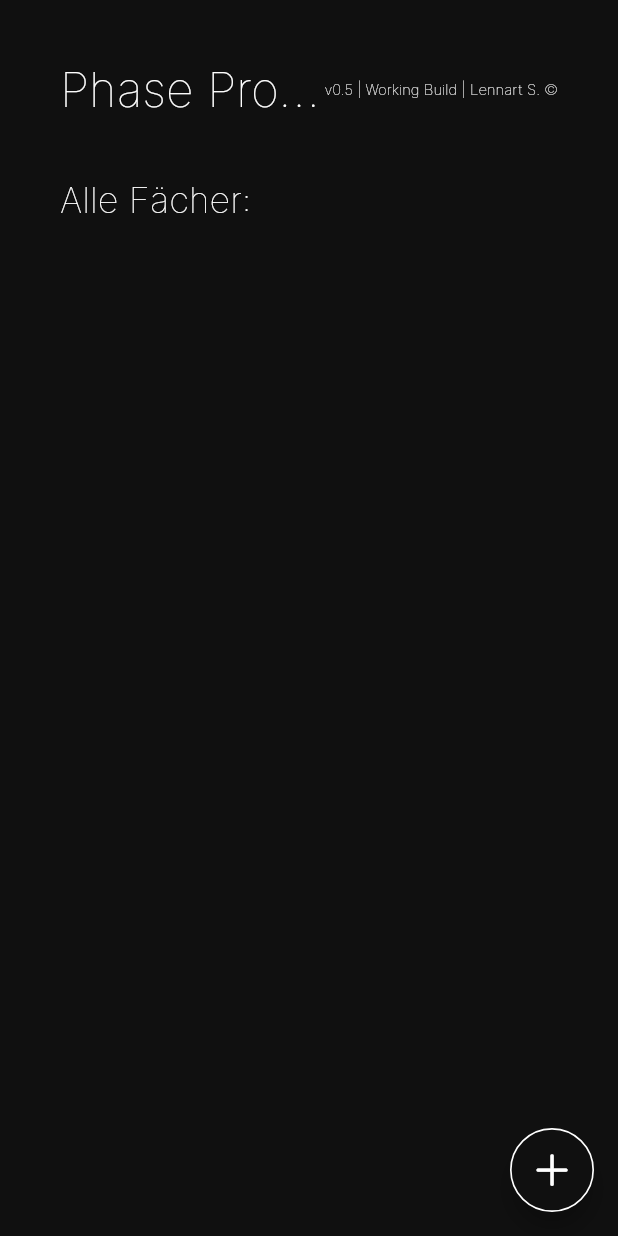
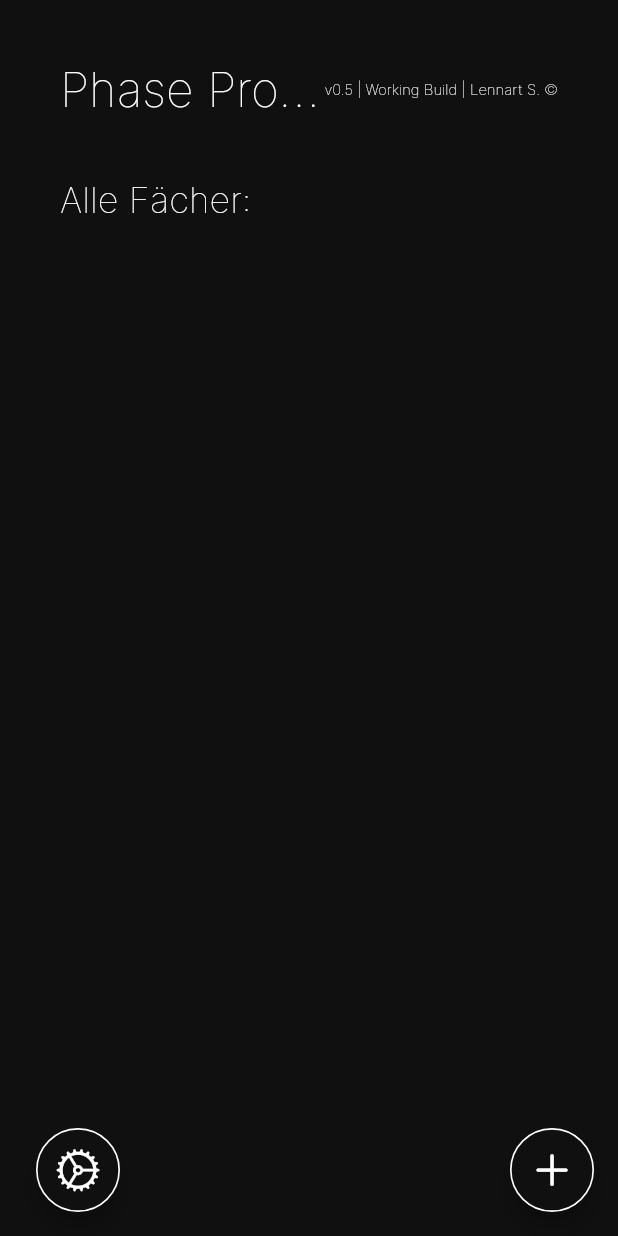
Before and after one commit to LennartSchuermann/Phase-Project, a Flutter app: the HomeScreen screen opened directly, on a phone screen of 412 x 824 dp. Run offline on Flutter 3.47's test engine with Material 2 defaults, Android fonts, the phone set to English and light mode, and no system bars; our stand-ins replace file_picker; missing offline and left inert: window_manager.

```diff
--- a/phase_project/lib/screens/home_screen.dart
+++ b/phase_project/lib/screens/home_screen.dart
@@ -6,6 +6,7 @@ import 'package:phase_project/design.dart';
 import 'package:phase_project/prefabs.dart';
 import 'package:phase_project/screens/modul_edit_screen.dart';
 import 'package:phase_project/screens/modul_screen.dart';
+import 'package:phase_project/screens/settings_screen.dart';
 
 import '../classes/modul_podo.dart';
 import '../logic/file_handling.dart';
@@ -284,7 +285,44 @@ class _HomeScreenState extends State<HomeScreen> {
                 ],
               ),
             ),
-            floatingActionButton: FloatingActionButton(
+            floatingActionButton: Stack(
+              children: [
+                Padding(
+                  padding: const EdgeInsets.only(left: kDefaultPadding),
+                  child: Align(
+                    alignment: Alignment.bottomLeft,
+                    child: FloatingActionButton(
+                      heroTag: null,
+                      onPressed: () {
+                        Navigator.push(
+                          context,
+                          MaterialPageRoute(
+                              builder: (context) => const SettingsScreen()),
+                        );
+                      },
+                      backgroundColor: kBackgroundColor,
+                      foregroundColor: kFontColor,
+                      child: Stack(children: [
+                        const Center(
+                            child: Icon(CupertinoIcons.settings, size: 30.0)),
+                        Container(
+                          decoration: BoxDecoration(
+                            border: Border.all(
+                              color: kFontColor,
+                              width: 1.1,
+                            ),
+                            borderRadius: const BorderRadius.all(
+                              Radius.circular(100),
+                            ),
+                          ),
+                        )
+                      ]),
+                    ),
+                  ),
+                ),
+                Align(
+                  alignment: Alignment.bottomRight,
+                  child: FloatingActionButton(
                     onPressed: () {
                       Navigator.push(
                         context,
@@ -305,7 +343,8 @@ class _HomeScreenState extends State<HomeScreen> {
                     foregroundColor: kFontColor,
                     child: Stack(
                       children: [
-                  const Center(child: Icon(CupertinoIcons.add, size: 30.0)),
+                        const Center(
+                            child: Icon(CupertinoIcons.add, size: 30.0)),
                         Container(
                           decoration: BoxDecoration(
                             border: Border.all(
@@ -319,6 +358,9 @@ class _HomeScreenState extends State<HomeScreen> {
                         )
                       ],
                     ),
+                  ),
+                ),
+              ],
             ),
           );
         } else {
--- a/phase_project/lib/screens/modul_edit_screen.dart
+++ b/phase_project/lib/screens/modul_edit_screen.dart
@@ -140,7 +140,8 @@ class _ModulEditScreenState extends State<ModulEditScreen> {
         },
         backgroundColor: kBackgroundColor,
         foregroundColor: kFontColor,
-        child: Stack(children: [
+        child: Stack(
+          children: [
             const Center(child: Icon(CupertinoIcons.check_mark, size: 30.0)),
             Container(
               decoration: BoxDecoration(
@@ -153,7 +154,8 @@ class _ModulEditScreenState extends State<ModulEditScreen> {
                 ),
               ),
             )
-        ]),
+          ],
+        ),
       ),
     );
   }
```
Also changed, not shown: phase_project/lib/screens/modul_screen.dart (+14 -3 lines), phase_project/lib/screens/settings_screen.dart (added, +61 -0 lines). Lines whose indentation alone changed are shown as unchanged.
